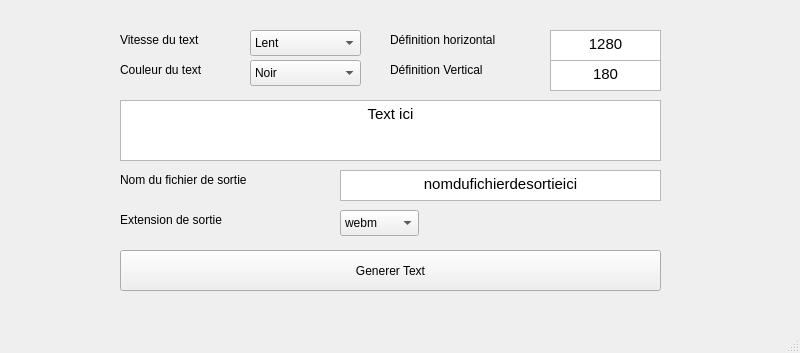
The window that mainwindow.ui (oxo140/Text-to-video-GUI) describes before a commit, drawn with Qt 5.
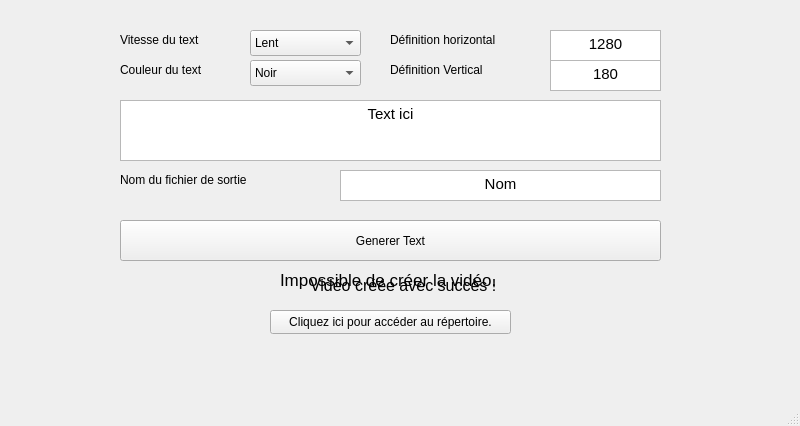
The same window after the commit.

```diff
--- a/mainwindow.ui
+++ b/mainwindow.ui
@@ -7,26 +7,13 @@
     <x>0</x>
     <y>0</y>
     <width>800</width>
-    <height>353</height>
+    <height>426</height>
    </rect>
   </property>
   <property name="windowTitle">
    <string>MainWindow</string>
   </property>
   <widget class="QWidget" name="centralwidget">
-   <widget class="QPushButton" name="pushButton">
-    <property name="geometry">
-     <rect>
-      <x>120</x>
-      <y>250</y>
-      <width>541</width>
-      <height>41</height>
-     </rect>
-    </property>
-    <property name="text">
-     <string>Generer Text</string>
-    </property>
-   </widget>
    <widget class="QTextEdit" name="textEdit">
     <property name="enabled">
      <bool>true</bool>
@@ -199,21 +186,8 @@
 hr { height: 1px; border-width: 0; }
 li.unchecked::marker { content: &quot;\2610&quot;; }
 li.checked::marker { content: &quot;\2612&quot;; }
-&lt;/style&gt;&lt;/head&gt;&lt;body style=&quot; font-family:'Cantarell'; font-size:11pt; font-weight:400; font-style:normal;&quot;&gt;
-&lt;p align=&quot;center&quot; style=&quot; margin-top:0px; margin-bottom:0px; margin-left:0px; margin-right:0px; -qt-block-indent:0; text-indent:0px;&quot;&gt;180&lt;/p&gt;&lt;/body&gt;&lt;/html&gt;</string>
-    </property>
-   </widget>
-   <widget class="QLabel" name="label_5">
-    <property name="geometry">
-     <rect>
-      <x>120</x>
-      <y>210</y>
-      <width>161</width>
-      <height>20</height>
-     </rect>
-    </property>
-    <property name="text">
-     <string>Extension de sortie</string>
+&lt;/style&gt;&lt;/head&gt;&lt;body style=&quot; font-family:'Segoe UI'; font-size:9pt; font-weight:400; font-style:normal;&quot;&gt;
+&lt;p align=&quot;center&quot; style=&quot; margin-top:0px; margin-bottom:0px; margin-left:0px; margin-right:0px; -qt-block-indent:0; text-indent:0px;&quot;&gt;&lt;span style=&quot; font-family:'Cantarell'; font-size:11pt;&quot;&gt;180&lt;/span&gt;&lt;/p&gt;&lt;/body&gt;&lt;/html&gt;</string>
     </property>
    </widget>
    <widget class="QLabel" name="label_6">
@@ -229,26 +203,6 @@
      <string>Nom du fichier de sortie</string>
     </property>
    </widget>
-   <widget class="QComboBox" name="comboBox_3">
-    <property name="geometry">
-     <rect>
-      <x>340</x>
-      <y>210</y>
-      <width>79</width>
-      <height>26</height>
-     </rect>
-    </property>
-    <item>
-     <property name="text">
-      <string>webm</string>
-     </property>
-    </item>
-    <item>
-     <property name="text">
-      <string>mp4</string>
-     </property>
-    </item>
-   </widget>
    <widget class="QTextEdit" name="textEdit_4">
     <property name="enabled">
      <bool>true</bool>
@@ -268,8 +222,77 @@
 hr { height: 1px; border-width: 0; }
 li.unchecked::marker { content: &quot;\2610&quot;; }
 li.checked::marker { content: &quot;\2612&quot;; }
-&lt;/style&gt;&lt;/head&gt;&lt;body style=&quot; font-family:'Cantarell'; font-size:11pt; font-weight:400; font-style:normal;&quot;&gt;
-&lt;p align=&quot;center&quot; style=&quot; margin-top:0px; margin-bottom:0px; margin-left:0px; margin-right:0px; -qt-block-indent:0; text-indent:0px;&quot;&gt;nomdufichierdesortieici&lt;/p&gt;&lt;/body&gt;&lt;/html&gt;</string>
+&lt;/style&gt;&lt;/head&gt;&lt;body style=&quot; font-family:'Segoe UI'; font-size:9pt; font-weight:400; font-style:normal;&quot;&gt;
+&lt;p align=&quot;center&quot; style=&quot; margin-top:0px; margin-bottom:0px; margin-left:0px; margin-right:0px; -qt-block-indent:0; text-indent:0px;&quot;&gt;&lt;span style=&quot; font-family:'Cantarell'; font-size:11pt;&quot;&gt;Nom&lt;/span&gt;&lt;/p&gt;&lt;/body&gt;&lt;/html&gt;</string>
+    </property>
+   </widget>
+   <widget class="QPushButton" name="pushButton">
+    <property name="geometry">
+     <rect>
+      <x>120</x>
+      <y>220</y>
+      <width>541</width>
+      <height>41</height>
+     </rect>
+    </property>
+    <property name="text">
+     <string>Generer Text</string>
+    </property>
+   </widget>
+   <widget class="QLabel" name="label_7">
+    <property name="enabled">
+     <bool>true</bool>
+    </property>
+    <property name="geometry">
+     <rect>
+      <x>310</x>
+      <y>270</y>
+      <width>211</width>
+      <height>31</height>
+     </rect>
+    </property>
+    <property name="font">
+     <font>
+      <pointsize>12</pointsize>
+      <strikeout>false</strikeout>
+     </font>
+    </property>
+    <property name="text">
+     <string>Vidéo créée avec succès !</string>
+    </property>
+   </widget>
+   <widget class="QLabel" name="label_8">
+    <property name="enabled">
+     <bool>true</bool>
+    </property>
+    <property name="geometry">
+     <rect>
+      <x>280</x>
+      <y>270</y>
+      <width>271</width>
+      <height>20</height>
+     </rect>
+    </property>
+    <property name="font">
+     <font>
+      <pointsize>13</pointsize>
+     </font>
+    </property>
+    <property name="text">
+     <string>Impossible de créer la vidéo.</string>
+    </property>
+   </widget>
+   <widget class="QPushButton" name="pushButton_2">
+    <property name="geometry">
+     <rect>
+      <x>270</x>
+      <y>310</y>
+      <width>241</width>
+      <height>24</height>
+     </rect>
+    </property>
+    <property name="text">
+     <string>Cliquez ici pour accéder au répertoire.</string>
     </property>
    </widget>
   </widget>
```
Left out of the diff: 10 changed lines with no effect on the pictures.
